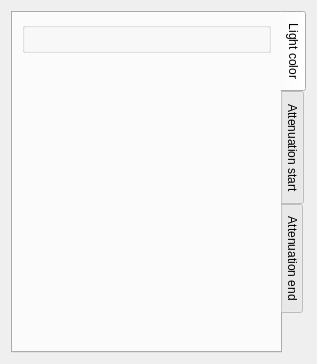
This is code/nel/tools/3d/object_viewer_qt/src/particle_light_form.ui in ryzom/ryzomcore as Qt 5 draws it before an edit. The edited form follows.
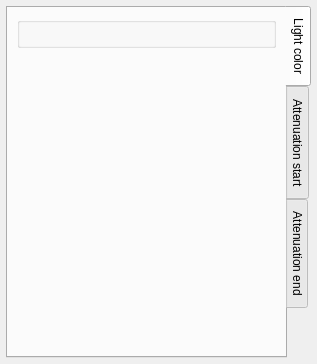
This is the edited form. Custom widgets are drawn as their Qt base class.

What changed in the file:
```diff
--- a/code/nel/tools/3d/object_viewer_qt/src/particle_light_form.ui
+++ b/code/nel/tools/3d/object_viewer_qt/src/particle_light_form.ui
@@ -14,6 +14,9 @@
    <string>Form</string>
   </property>
   <layout class="QGridLayout" name="gridLayout">
+   <property name="margin">
+    <number>6</number>
+   </property>
    <item row="0" column="0">
     <widget class="QTabWidget" name="tabWidget">
      <property name="tabPosition">
```
